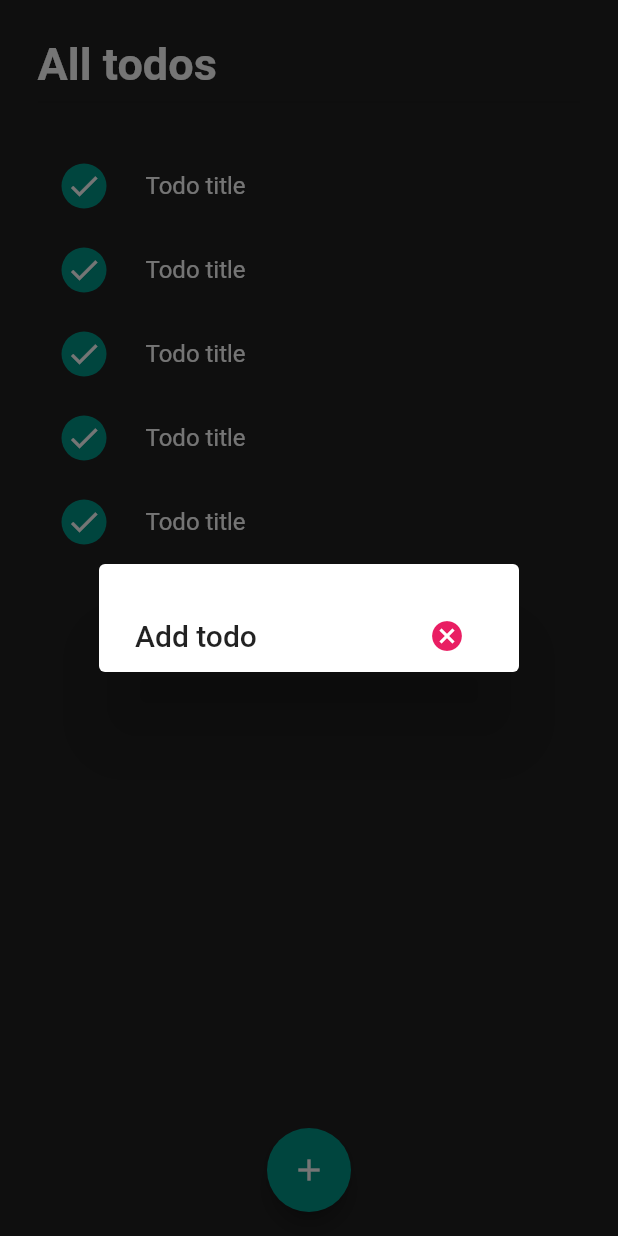
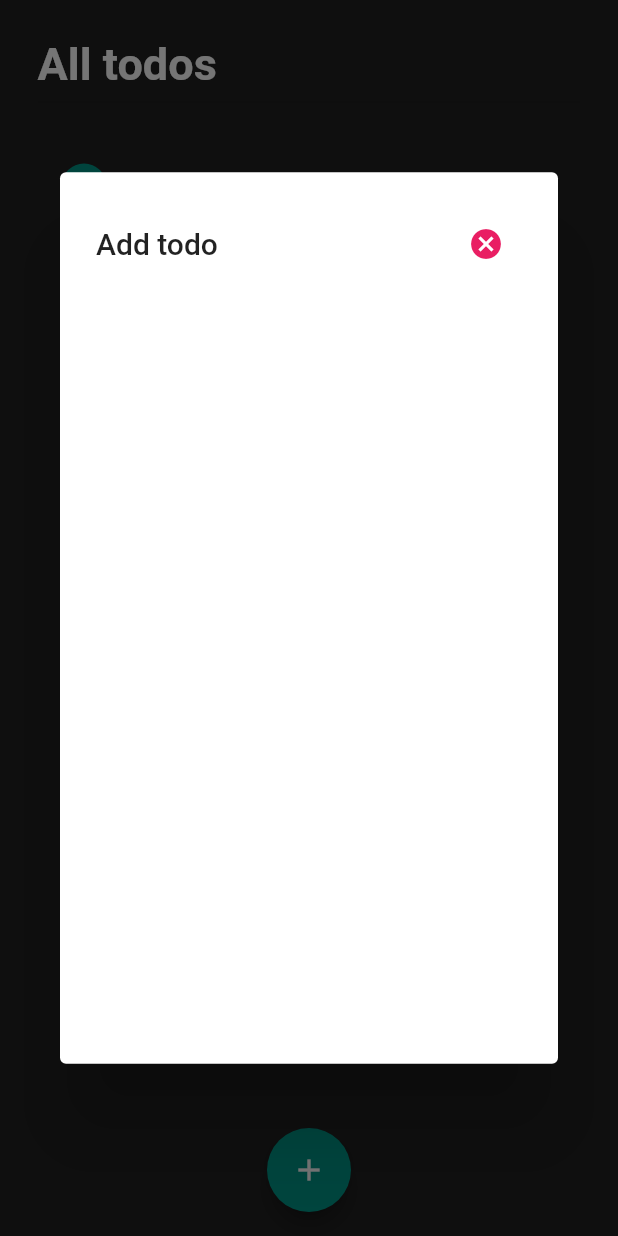
Before and after one commit to kangsudal/todoapp_2021, a Flutter app: the screen it shows after launch, after a tap on the "add" icon, on a phone screen of 412 x 824 dp. Run offline on Flutter 3.47's test engine with Material 2 defaults, Android fonts, the light colour scheme and no system bars.

Commit message:
Implement cancel button in dialog

```diff
--- a/lib/todo_list.dart
+++ b/lib/todo_list.dart
@@ -68,9 +68,17 @@ class TodoList extends StatelessWidget {
                             Icons.cancel,
                             color: Colors.pink,
                           ),
-                          onPressed: () {})
+                          onPressed: () {
+                            return Navigator.pop(context);
+                          })
                     ],
                   ),
+                  children: [
+                    Container(
+                      width: MediaQuery.of(context).size.width*0.8,
+                      height: MediaQuery.of(context).size.height*0.6,
+                    )
+                  ],
                 );
               });
         },
```
